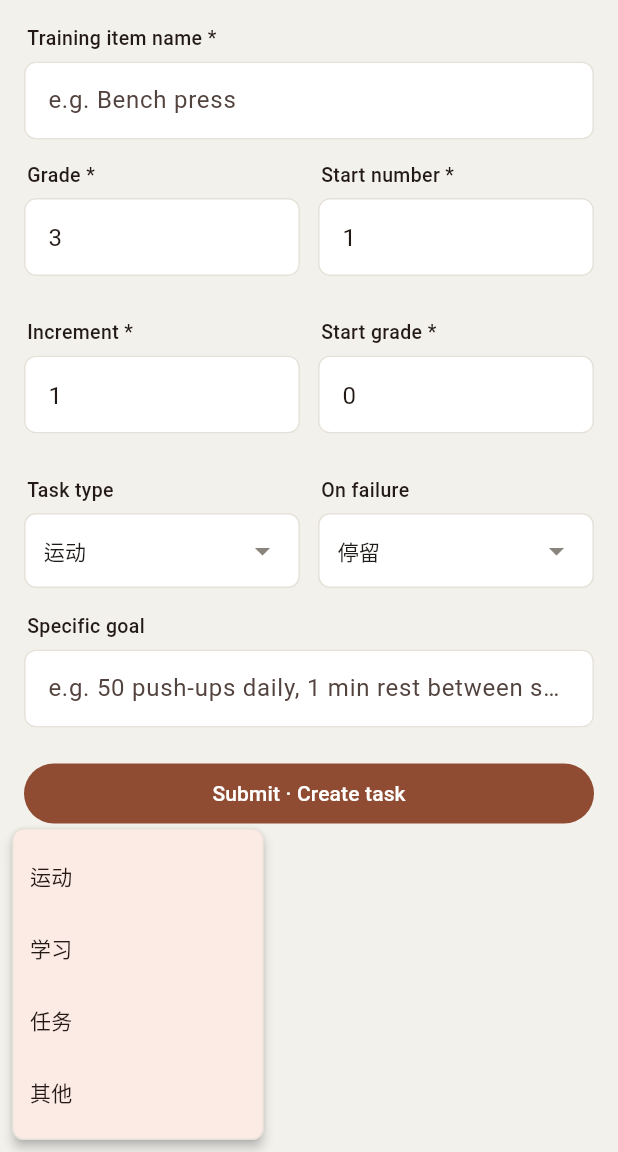
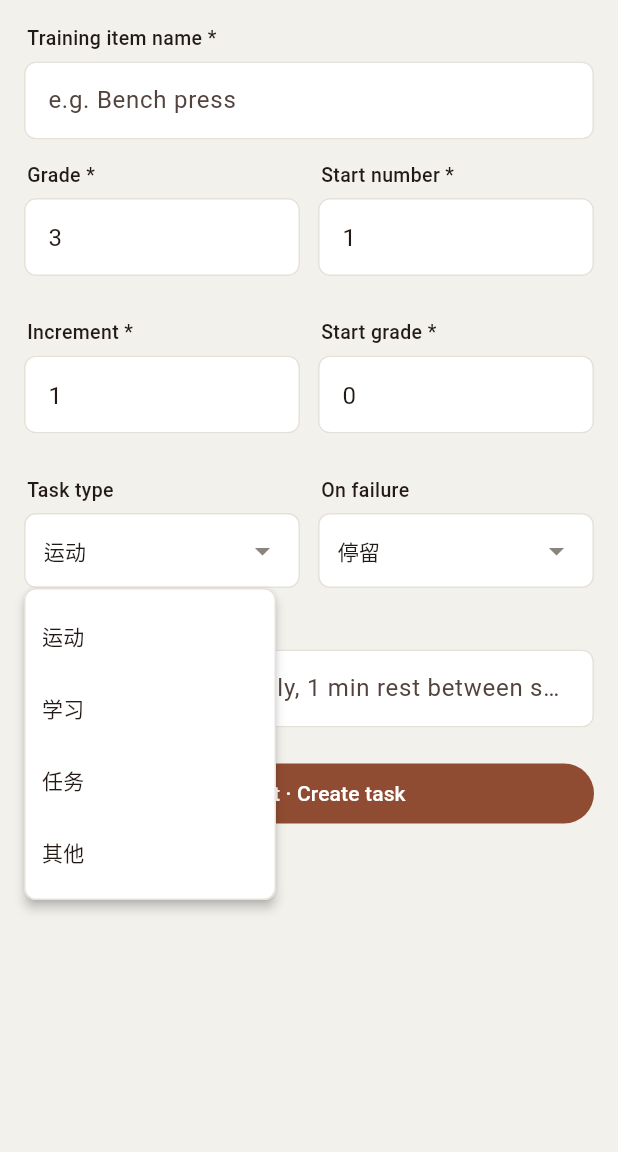
Before and after one commit to teigkuang/flutter_advanced_trainer, a Flutter app: the CreatePage screen opened directly, after a tap on "运动", on a phone screen of 412 x 824 dp, the part 84-1236 px from its top. Run offline on Flutter 3.47's test engine with Material 3 defaults, Android fonts, the phone set to English and light mode, and no system bars; our stand-ins replace sqflite, sqflite_common_ffi; accounts and stored records are empty; Roboto replaces fonts that are missing (MicrosoftYaHei).

Commit message:
下拉修正v2：弹窗改全局白底(修复粉色surface)；用编辑框自身context定位，弹窗紧贴编辑框正下方

```diff
--- a/lib/ui/create_page.dart
+++ b/lib/ui/create_page.dart
@@ -228,12 +228,11 @@ class _CreatePageState extends State<CreatePage> {
             padding: const EdgeInsets.only(left: 2, bottom: 6),
             child: Text(label, style: const TextStyle(fontSize: 13, fontWeight: FontWeight.w500)),
           ),
-          Theme(
-            data: Theme.of(context).copyWith(
-              popupMenuTheme: const PopupMenuThemeData(color: Colors.white),
-            ),
-            child: GestureDetector(
-              onTap: () => _openMenu(context, options, value, onChanged),
+          // Builder 提供编辑框自身的 BuildContext，_openMenu 用它取 RenderBox 定位，
+          // 使弹窗紧贴本编辑框正下方（而非页面级坐标）
+          Builder(
+            builder: (menuCtx) => GestureDetector(
+              onTap: () => _openMenu(menuCtx, options, value, onChanged),
               child: Container(
                 width: double.infinity, // 与父输入框同宽
                 padding: const EdgeInsets.symmetric(horizontal: 12, vertical: 12),
@@ -266,14 +265,15 @@ class _CreatePageState extends State<CreatePage> {
     String value,
     ValueChanged<String> onChanged,
   ) async {
+    // context 为编辑框自身（Builder 传入），取其 RenderBox 定位
     final box = context.findRenderObject() as RenderBox;
     final size = box.size;
     final pos = box.localToGlobal(Offset.zero);
     final overlay = Navigator.of(context).overlay!.context.findRenderObject() as RenderBox;
     final tl = overlay.globalToLocal(pos);
     final screenW = MediaQuery.of(context).size.width;
-    // 弹窗面板宽：窄于编辑框（编辑框约撑满列宽），并在窄屏时自适应避免越界
-    final panelW = size.width < 150 ? size.width - 12 : 150.0;
+    // 面板宽：略窄于编辑框（紧贴其下、留少量空隙），并在窄屏时自适应避免越界
+    final panelW = (size.width - 12).clamp(120.0, 240.0);
     final left = (tl.dx + panelW > screenW - 16) ? (screenW - panelW - 16) : tl.dx;
     final rel = RelativeRect.fromLTRB(
       left,
--- a/lib/ui/theme.dart
+++ b/lib/ui/theme.dart
@@ -31,6 +31,7 @@ ThemeData buildTheme() {
     fontFamily: _fontFamily,
   );
   return base.copyWith(
+    popupMenuTheme: const PopupMenuThemeData(color: Colors.white),
     appBarTheme: const AppBarTheme(
       backgroundColor: AppColors.ink,
       foregroundColor: Colors.white,
```
